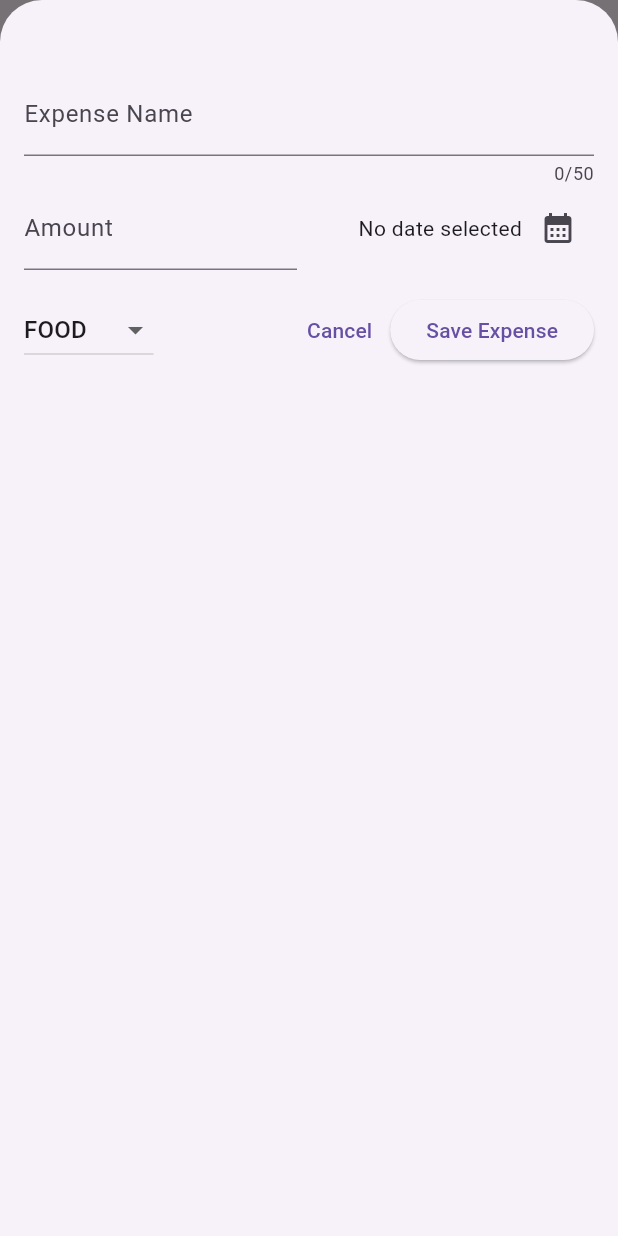
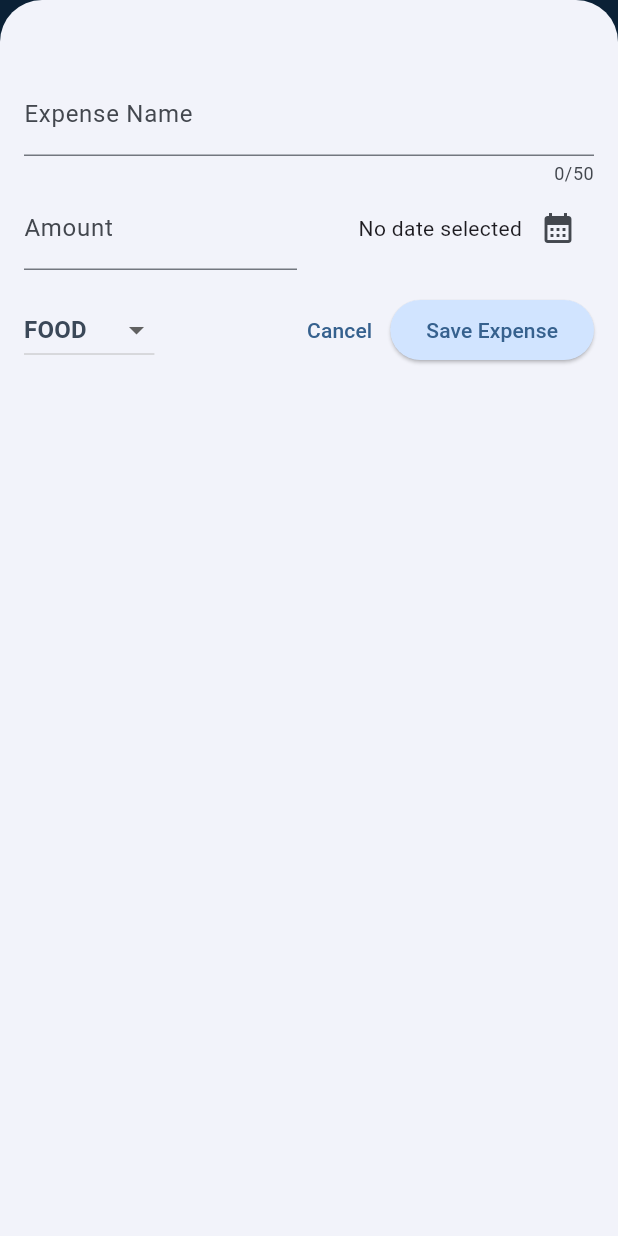
Before and after one commit to liammid27/Expense_Tracker, a Flutter app: the screen it shows after launch, after a tap on the "add" icon, on a phone screen of 412 x 824 dp. Run offline on Flutter 3.47's test engine with Material 3 defaults, Android fonts, the phone set to English and light mode, and no system bars.

Commit message:
Completed UI and its necessary logic for this expense tracker

```diff
--- a/lib/main.dart
+++ b/lib/main.dart
@@ -1,10 +1,65 @@
 import 'package:flutter/material.dart';
 import 'package:expense_tracker/widgets/expenses.dart';
 
+var kColorScheme = ColorScheme.fromSeed(
+  seedColor: Colors.blue,
+);
+
+var kDarkColorScheme = ColorScheme.fromSeed(
+  brightness: Brightness.dark,
+  seedColor: const Color.fromARGB(255, 0, 94, 171),
+);
+
 void main() {
   runApp(
-    const MaterialApp(
-      home: Expenses(),
+    MaterialApp(
+      darkTheme: ThemeData.dark().copyWith(
+        colorScheme: kDarkColorScheme,
+        cardTheme: const CardThemeData().copyWith(
+          color: kDarkColorScheme.secondaryContainer,
+          margin: const EdgeInsets.symmetric(
+            horizontal: 16,
+            vertical: 8,
+          ),
+        ),
+        elevatedButtonTheme: ElevatedButtonThemeData(
+          style: ElevatedButton.styleFrom(
+            backgroundColor: kDarkColorScheme.primaryContainer,
+            foregroundColor: kDarkColorScheme.onPrimaryContainer,
+          ),
+        ),
+      ),
+      theme: ThemeData().copyWith(
+        colorScheme: kColorScheme,
+        appBarTheme: const AppBarTheme().copyWith(
+          backgroundColor: kColorScheme.onPrimaryContainer,
+          foregroundColor: kColorScheme.primaryContainer,
+        ),
+        cardTheme: const CardThemeData().copyWith(
+          color: kColorScheme.secondaryContainer,
+          margin: const EdgeInsets.symmetric(
+            horizontal: 16,
+            vertical: 8,
+          ),
+        ),
+        elevatedButtonTheme: ElevatedButtonThemeData(
+          style: ElevatedButton.styleFrom(
+            backgroundColor: kColorScheme.primaryContainer,
+          ),
+        ),
+        textTheme: ThemeData().textTheme.copyWith(
+          titleLarge: TextStyle(
+            fontWeight: FontWeight.bold,
+            color: kColorScheme.onSecondaryContainer,
+          ),
+          titleMedium: TextStyle(
+            fontWeight: FontWeight.bold,
+            color: kColorScheme.onSecondaryContainer,
+          ),
+        ),
+      ),
+      themeMode: ThemeMode.system,
+      home: const Expenses(),
     ),
   );
 }
--- a/lib/models/expense_model.dart
+++ b/lib/models/expense_model.dart
@@ -33,3 +33,25 @@ class ExpenseModel {
     return formatter.format(date);
   }
 }
+
+class ExpenseBucket {
+  const ExpenseBucket({required this.category, required this.expenses});
+
+  ExpenseBucket.forCategory(List<ExpenseModel> allExpenses, this.category)
+    : expenses = allExpenses
+          .where((expense) => expense.category == category)
+          .toList();
+
+  final Category category;
+  final List<ExpenseModel> expenses;
+
+  double get totalExpenses {
+    double sum = 0;
+
+    for (final expense in expenses) {
+      sum += expense.amount;
+    }
+
+    return sum;
+  }
+}
--- /dev/null
+++ b/lib/widgets/chart/chart.dart
@@ -0,0 +1,94 @@
+import 'package:flutter/material.dart';
+
+import 'package:expense_tracker/widgets/chart/chart_bar.dart';
+import 'package:expense_tracker/models/expense_model.dart';
+
+class Chart extends StatelessWidget {
+  const Chart({super.key, required this.expenses});
+
+  final List<ExpenseModel> expenses;
+
+  List<ExpenseBucket> get buckets {
+    return [
+      ExpenseBucket.forCategory(expenses, Category.food),
+      ExpenseBucket.forCategory(expenses, Category.leisure),
+      ExpenseBucket.forCategory(expenses, Category.travel),
+      ExpenseBucket.forCategory(expenses, Category.work),
+    ];
+  }
+
+  double get maxTotalExpense {
+    double maxTotalExpense = 0;
+
+    for (final bucket in buckets) {
+      if (bucket.totalExpenses > maxTotalExpense) {
+        maxTotalExpense = bucket.totalExpenses;
+      }
+    }
+
+    return maxTotalExpense;
+  }
+
+  @override
+  Widget build(BuildContext context) {
+    final isDarkMode =
+        MediaQuery.of(context).platformBrightness == Brightness.dark;
+    return Container(
+      margin: const EdgeInsets.all(16),
+      padding: const EdgeInsets.symmetric(
+        vertical: 16,
+        horizontal: 8,
+      ),
+      width: double.infinity,
+      height: 180,
+      decoration: BoxDecoration(
+        borderRadius: BorderRadius.circular(8),
+        gradient: LinearGradient(
+          colors: [
+            Theme.of(context).colorScheme.primary.withOpacity(0.3),
+            Theme.of(context).colorScheme.primary.withOpacity(0.0),
+          ],
+          begin: Alignment.bottomCenter,
+          end: Alignment.topCenter,
+        ),
+      ),
+      child: Column(
+        children: [
+          Expanded(
+            child: Row(
+              crossAxisAlignment: CrossAxisAlignment.end,
+              children: [
+                for (final bucket in buckets) // alternative to map()
+                  ChartBar(
+                    fill: bucket.totalExpenses == 0
+                        ? 0
+                        : bucket.totalExpenses / maxTotalExpense,
+                  ),
+              ],
+            ),
+          ),
+          const SizedBox(height: 12),
+          Row(
+            children: buckets
+                .map(
+                  (bucket) => Expanded(
+                    child: Padding(
+                      padding: const EdgeInsets.symmetric(horizontal: 4),
+                      child: Icon(
+                        categoryIcons[bucket.category],
+                        color: isDarkMode
+                            ? Theme.of(context).colorScheme.secondary
+                            : Theme.of(
+                                context,
+                              ).colorScheme.primary.withOpacity(0.7),
+                      ),
+                    ),
+                  ),
+                )
+                .toList(),
+          ),
+        ],
+      ),
+    );
+  }
+}
--- /dev/null
+++ b/lib/widgets/chart/chart_bar.dart
@@ -0,0 +1,35 @@
+import 'package:flutter/material.dart';
+
+class ChartBar extends StatelessWidget {
+  const ChartBar({
+    super.key,
+    required this.fill,
+  });
+
+  final double fill;
+
+  @override
+  Widget build(BuildContext context) {
+    final isDarkMode =
+        MediaQuery.of(context).platformBrightness == Brightness.dark;
+    return Expanded(
+      child: Padding(
+        padding: const EdgeInsets.symmetric(horizontal: 4),
+        child: FractionallySizedBox(
+          heightFactor: fill,
+          child: DecoratedBox(
+            decoration: BoxDecoration(
+              shape: BoxShape.rectangle,
+              borderRadius: const BorderRadius.vertical(
+                top: Radius.circular(8),
+              ),
+              color: isDarkMode
+                  ? Theme.of(context).colorScheme.secondary
+                  : Theme.of(context).colorScheme.primary.withOpacity(0.65),
+            ),
+          ),
+        ),
+      ),
+    );
+  }
+}
--- a/lib/widgets/expenses.dart
+++ b/lib/widgets/expenses.dart
@@ -1,4 +1,5 @@
 import 'package:expense_tracker/models/expense_model.dart';
+import 'package:expense_tracker/widgets/chart/chart.dart';
 import 'package:expense_tracker/widgets/new_expense.dart';
 import 'package:flutter/material.dart';
 import 'package:expense_tracker/widgets/expenses_list/expenses_list.dart';
@@ -40,8 +41,41 @@ class _ExpensesState extends State<Expenses> {
     });
   }
 
+  void _deleteExpense(ExpenseModel expense) {
+    final expenseIndex = _registeredExpeneses.indexOf(expense);
+
+    setState(() {
+      _registeredExpeneses.remove(expense);
+    });
+    ScaffoldMessenger.of(context).clearSnackBars();
+    ScaffoldMessenger.of(context).showSnackBar(
+      SnackBar(
+        duration: const Duration(seconds: 3),
+        content: const Text('Expense deleted'),
+        action: SnackBarAction(
+          label: 'Undo',
+          onPressed: () {
+            setState(() {
+              _registeredExpeneses.insert(expenseIndex, expense);
+            });
+          },
+        ),
+      ),
+    );
+  }
+
   @override
   Widget build(BuildContext context) {
+    Widget mainContent = Center(
+      child: const Text('No expenses found. Start adding some!'),
+    );
+
+    if (_registeredExpeneses.isNotEmpty) {
+      mainContent = ExpensesList(
+        expenses: _registeredExpeneses,
+        onDeleteExpense: _deleteExpense,
+      );
+    }
     return Scaffold(
       appBar: AppBar(
         title: const Text('Expense Tracker'),
@@ -54,9 +88,9 @@ class _ExpensesState extends State<Expenses> {
       ),
       body: Column(
         children: [
-          const Text('The Chart'),
+          Chart(expenses: _registeredExpeneses),
           Expanded(
-            child: ExpensesList(expenses: _registeredExpeneses),
+            child: mainContent,
           ),
         ],
       ),
--- a/lib/widgets/expenses_list/expenses_items.dart
+++ b/lib/widgets/expenses_list/expenses_items.dart
@@ -15,8 +15,12 @@ class ExpensesItems extends StatelessWidget {
           vertical: 16,
         ),
         child: Column(
+          crossAxisAlignment: CrossAxisAlignment.start,
           children: [
-            Text(expense.title),
+            Text(
+              expense.title,
+              style: Theme.of(context).textTheme.titleMedium,
+            ),
             const SizedBox(height: 4),
             Row(
               children: [
--- a/lib/widgets/expenses_list/expenses_list.dart
+++ b/lib/widgets/expenses_list/expenses_list.dart
@@ -3,15 +3,32 @@ import 'package:expense_tracker/widgets/expenses_list/expenses_items.dart';
 import 'package:flutter/material.dart';
 
 class ExpensesList extends StatelessWidget {
-  const ExpensesList({super.key, required this.expenses});
+  const ExpensesList({
+    super.key,
+    required this.expenses,
+    required this.onDeleteExpense,
+  });
 
   final List<ExpenseModel> expenses;
+  final void Function(ExpenseModel) onDeleteExpense;
 
   @override
   Widget build(BuildContext context) {
     return ListView.builder(
       itemCount: expenses.length,
-      itemBuilder: (ctx, index) => ExpensesItems(expense: expenses[index]),
+      itemBuilder: (ctx, index) => Dismissible(
+        key: ValueKey(expenses[index]),
+        background: Container(
+          color: Theme.of(context).colorScheme.error.withValues(alpha: 0.75),
+          margin: EdgeInsets.symmetric(
+            horizontal: Theme.of(context).cardTheme.margin!.horizontal,
+          ),
+        ),
+        child: ExpensesItems(expense: expenses[index]),
+        onDismissed: (direction) {
+          onDeleteExpense(expenses[index]);
+        },
+      ),
     );
   }
 }
```
